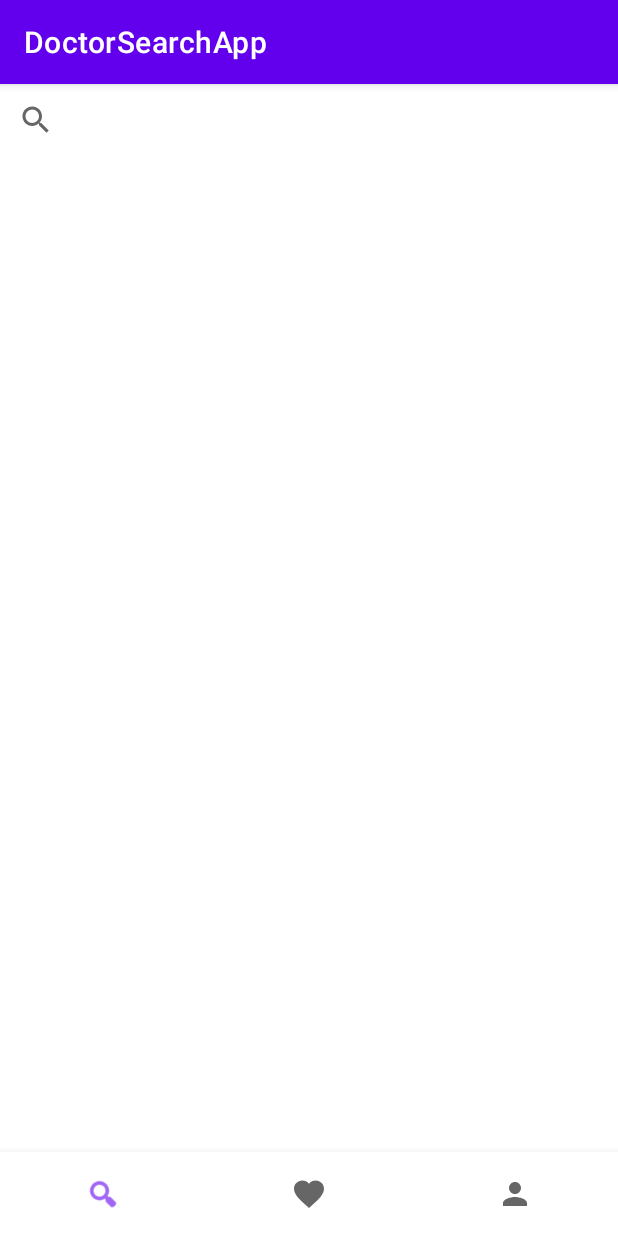
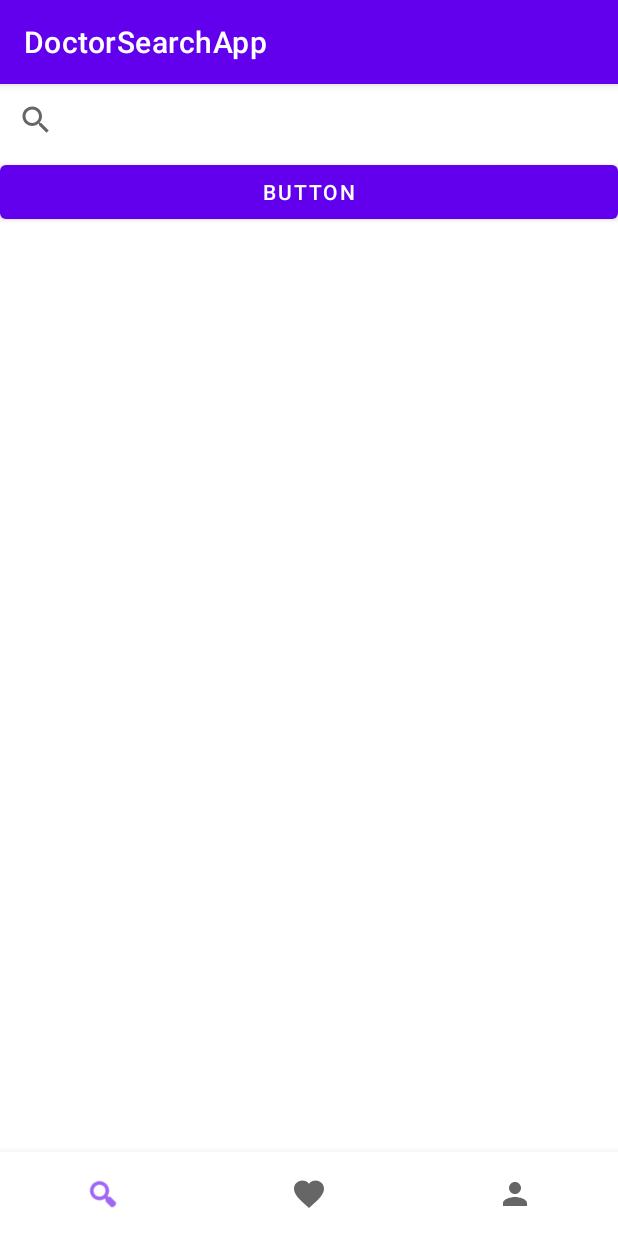
Before and after one commit to DrSearch-Team/DrSearch-Team, an Android app: the fragment SearchFragment placed in its activity, on a phone screen of 412 x 824 dp. Run offline under Robolectric (Android 15) with nearby library versions, the phone set to English and light mode, and no system bars.

Commit message:
add button

```diff
--- a/app/build.gradle
+++ b/app/build.gradle
@@ -22,8 +22,8 @@ android {
         }
     }
     compileOptions {
-        sourceCompatibility JavaVersion.VERSION_1_8
-        targetCompatibility JavaVersion.VERSION_1_8
+        sourceCompatibility JavaVersion.VERSION_11
+        targetCompatibility JavaVersion.VERSION_11
     }
 }
 
--- a/app/src/main/java/com/example/doctorsearchapp/fragments/SearchFragment.java
+++ b/app/src/main/java/com/example/doctorsearchapp/fragments/SearchFragment.java
@@ -10,6 +10,7 @@ import androidx.recyclerview.widget.RecyclerView;
 import android.view.LayoutInflater;
 import android.view.View;
 import android.view.ViewGroup;
+import android.widget.Button;
 import android.widget.SearchView;
 import android.widget.TextView;
 
@@ -25,6 +26,7 @@ public class SearchFragment extends Fragment {
     private static final String TAG = "SearchFragment";
     private SearchView svDoctors;
     private RecyclerView rvSearchResults;
+    private Button detailBtn;
 
     public SearchFragment() {
         // Required empty public constructor
@@ -42,5 +44,6 @@ public class SearchFragment extends Fragment {
         super.onViewCreated(view, savedInstanceState);
         svDoctors = view.findViewById(R.id.svSearchDoctors);
         rvSearchResults = view.findViewById(R.id.rvSearchResults);
+        detailBtn = view.findViewById(R.id.detailBtn);
     }
 }
--- a/app/src/main/res/layout/fragment_search.xml
+++ b/app/src/main/res/layout/fragment_search.xml
@@ -12,6 +12,12 @@
         android:layout_height="wrap_content"
         android:visibility="visible" />
 
+    <Button
+        android:id="@+id/detailBtn"
+        android:layout_width="match_parent"
+        android:layout_height="wrap_content"
+        android:text="Button" />
+
     <androidx.recyclerview.widget.RecyclerView
         android:id="@+id/rvSearchResults"
         android:layout_width="match_parent"
```
Also changed, not shown: gradle/wrapper/gradle-wrapper.properties.
